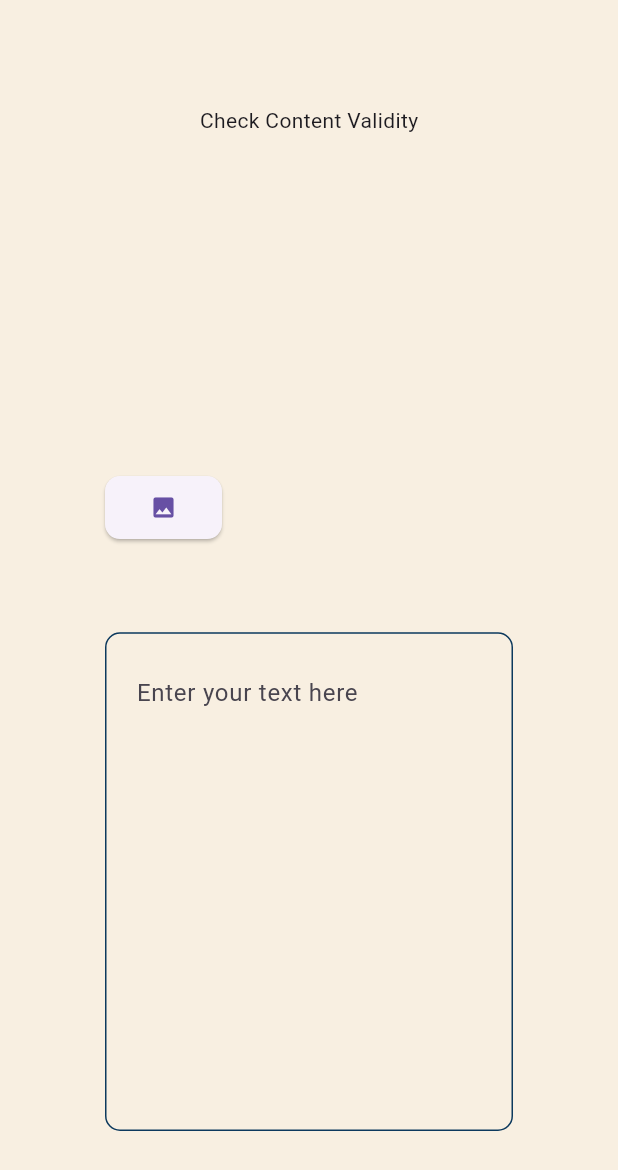
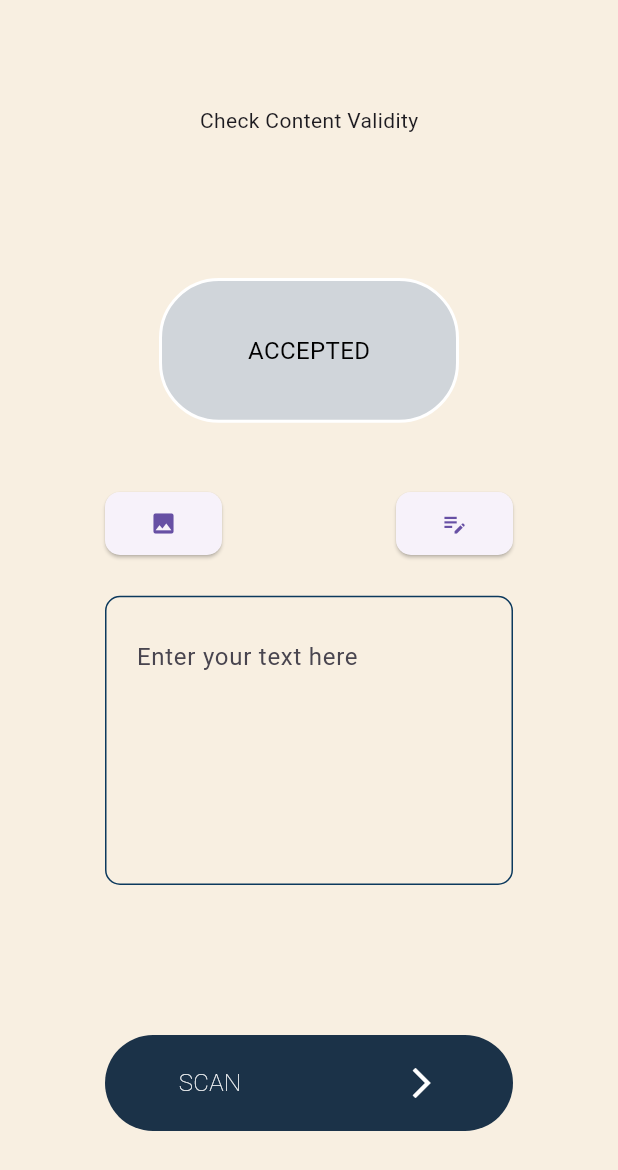
Before and after one commit to sabsar42/content_safeguard, a Flutter app: the UploadScreen screen opened directly, on a phone screen of 412 x 824 dp. Shown: the top 1170 px of the screen. Run offline on Flutter 3.47's test engine with Material 3 defaults, Android fonts, the phone set to English and light mode, and no system bars.

Commit message:
Ui updated

```diff
--- a/lib/app/screens/upload_screen.dart
+++ b/lib/app/screens/upload_screen.dart
@@ -1,4 +1,6 @@
 import 'package:flutter/material.dart';
+
+import '../widgets/button_widget.dart';
 
 class UploadScreen extends StatefulWidget {
   const UploadScreen({super.key});
@@ -22,6 +24,32 @@ class _UploadScreenState extends State<UploadScreen> {
               height: 19,
             ),
             Expanded(
+              child: Container(
+                width: 200,
+                height: 100,
+                decoration: BoxDecoration(
+                  borderRadius: BorderRadius.circular(40),
+                  color: const Color.fromARGB(255, 208, 213, 218),
+                  border: Border.all(
+                    color: Colors.white,
+                    width: 2,
+                  ),
+                ),
+                child: Center(
+                  child: Text(
+                    'ACCEPTED',
+                    style: TextStyle(
+                      fontSize: 16,
+                      color: Colors.black,
+                    ),
+                  ),
+                ),
+              ),
+            ),
+            SizedBox(
+              height: 19,
+            ),
+            Expanded(
                 child: Row(
               mainAxisAlignment: MainAxisAlignment.spaceBetween,
               children: [
@@ -35,8 +63,22 @@ class _UploadScreenState extends State<UploadScreen> {
                       borderRadius:
                           BorderRadius.circular(10.0), // Rounded corners
                     ),
-                    padding: EdgeInsets.symmetric(
-                        horizontal: 30.0, vertical: 12.0), // Button padding
+                    padding:
+                        EdgeInsets.symmetric(horizontal: 30.0, vertical: 12.0),
+                  ),
+                ),
+                ElevatedButton(
+                  onPressed: () {
+                    // imagePickerMethod(ImageSource.gallery);
+                  },
+                  child: Icon(Icons.edit_note),
+                  style: ElevatedButton.styleFrom(
+                    shape: RoundedRectangleBorder(
+                      borderRadius:
+                          BorderRadius.circular(10.0), // Rounded corners
+                    ),
+                    padding:
+                        EdgeInsets.symmetric(horizontal: 30.0, vertical: 12.0),
                   ),
                 ),
               ],
@@ -63,6 +105,19 @@ class _UploadScreenState extends State<UploadScreen> {
                   ),
                 ),
               ),
+            ),
+            SizedBox(
+              height: 100,
+            ),
+            Expanded(
+              flex: 0,
+              child: ButtonWidget(
+                title: 'SCAN',
+                onTap: () {
+                  Navigator.push(context,
+                      MaterialPageRoute(builder: (context) => UploadScreen()));
+                },
+              ),
             )
           ],
         ),
```
Also changed, not shown: 1 other file.
